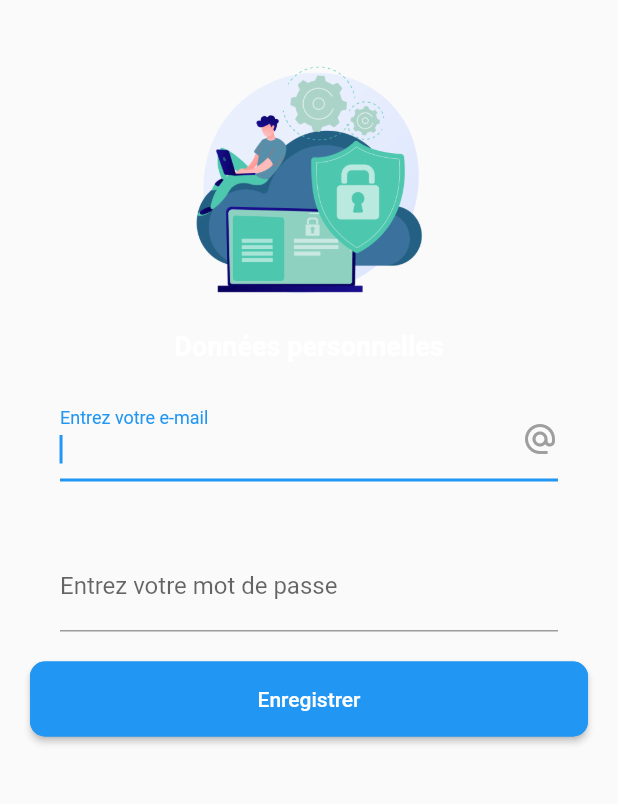
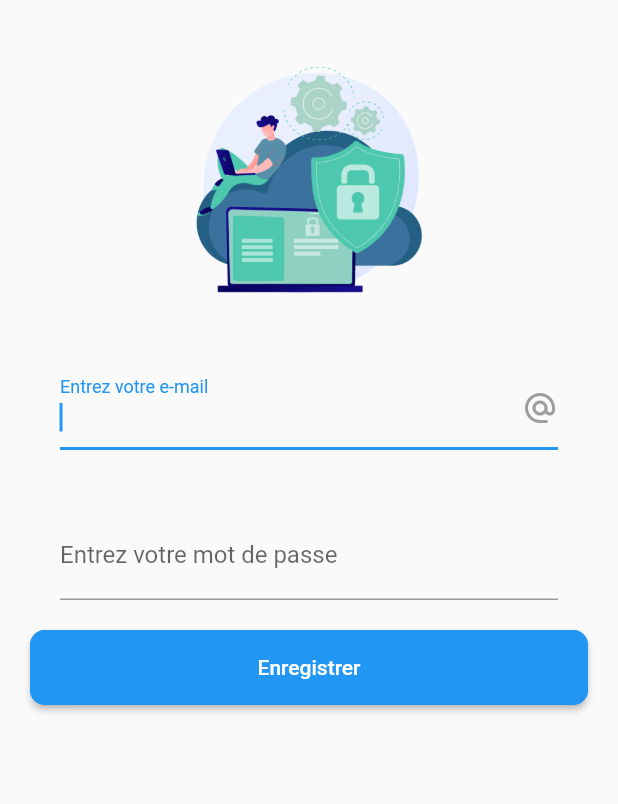
Before and after one commit to BalanceTonPoids/flutter, a Flutter app: the EditProfileDetailsPage screen opened directly, on a phone screen of 412 x 824 dp, the part 84-888 px from its top. Run offline on Flutter 3.47's test engine with Material 2 defaults, Android fonts, the phone set to English and light mode, and no system bars; our stand-ins replace adaptive_theme, fl_chart, flutter_blue, flutter_phoenix, flutter_secure_storage, flutter_spinkit and 3 more; accounts and stored records are empty.

Commit message:
to be continue by Johan (changes commented)

```diff
--- a/lib/pages/edit_profile.dart
+++ b/lib/pages/edit_profile.dart
@@ -161,7 +161,21 @@ class _EditProfileDetailsPageState extends State<EditProfileDetailsPage> {
   final _emailController = TextEditingController();
   final _passwordController = TextEditingController();
   final GlobalKey<ScaffoldState> _scaffoldKey = GlobalKey<ScaffoldState>();
-
+  // late Future<User> _futureUser;
+  //
+  // Future<User> fetch_user() async {
+  //   var response = await http.get(Uri.parse('http://balancetonpoids.alexisbriet.fr/v1/user'));
+  //
+  //   if (response.statusCode == 200) {
+  //     // If the server did return a 200 OK response,
+  //     // then parse the JSON.
+  //     return User.fromJson(jsonDecode(response.body));
+  //   } else {
+  //     // If the server did not return a 200 OK response,
+  //     // then throw an exception.
+  //     throw Exception('Failed to load album');
+  //   }
+  // }
   String? _validateEmail( value) {
     if (value.isEmpty) {
       return 'Veuillez saisir une adresse email.';
@@ -218,15 +232,7 @@ class _EditProfileDetailsPageState extends State<EditProfileDetailsPage> {
                   Image.asset(
                     'assets/donnesPerso.png',height: 200,width: 150,
                   ),
-                  const Text(
-                    'Données personnelles',
-                    textAlign: TextAlign.center,
-                    style: TextStyle(
-                      fontWeight: FontWeight.bold,
-                      fontSize: 18.0,
-                      color: Colors.white,
-                    ),
-                  ),
+
                   Padding(
                     padding: const EdgeInsets.all(20.0),
                     child: inputForm(
```
